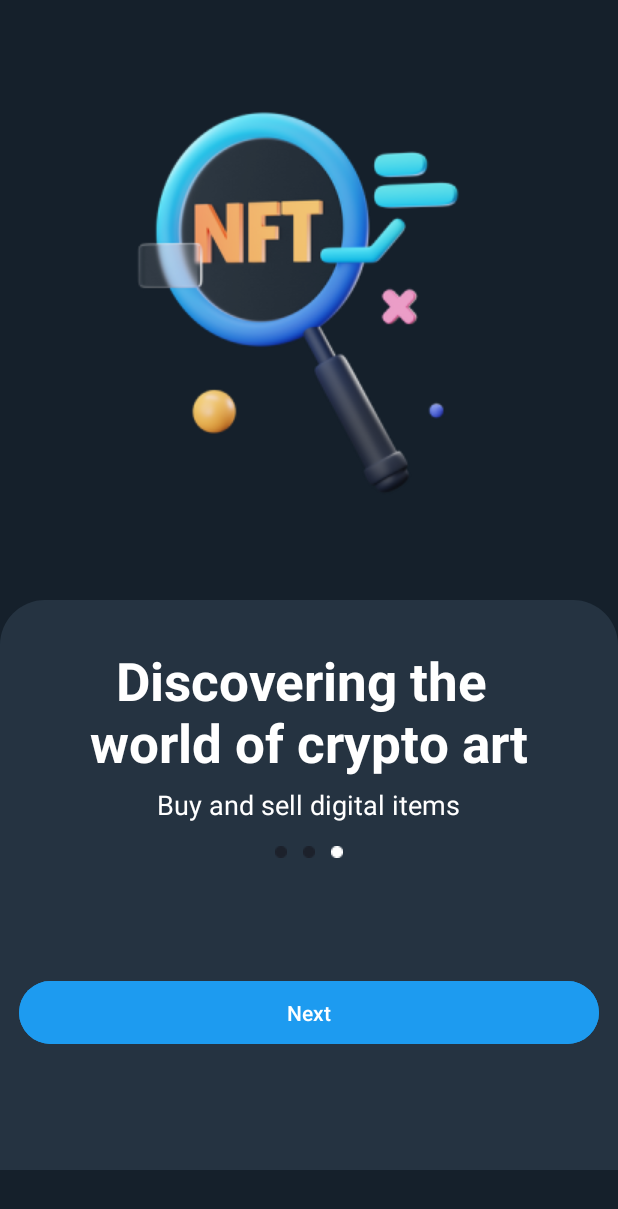
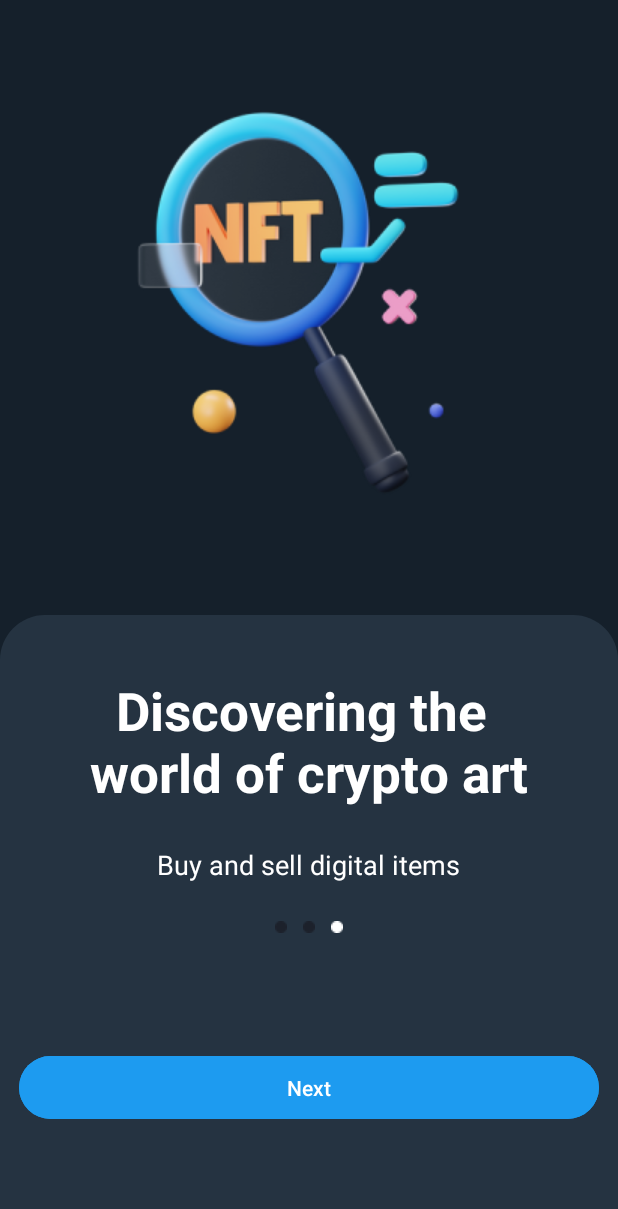
Before and after one commit to khanhlove01/CS426-MobileProject, an Android app: the OnBoarding3 screen opened directly, with no data from a screen before it, on a phone screen of 412 x 824 dp. Shown: the top 1209 px of the screen. Run offline under Robolectric (Android 15) with nearby library versions, the phone set to English and light mode, and no system bars.

Commit message:
update UI splash activity

```diff
--- a/app/src/main/AndroidManifest.xml
+++ b/app/src/main/AndroidManifest.xml
@@ -58,10 +58,10 @@
             android:name=".onboarding.OnBoarding2"
             android:exported="false" />
         <activity
-            android:name=".onboarding.OnBoarding1"
+            android:name=".MainActivity"
             android:exported="false" />
         <activity
-            android:name=".MainActivity"
+            android:name=".onboarding.OnBoarding1"
             android:exported="true">
             <intent-filter>
                 <action android:name="android.intent.action.MAIN" />
--- a/app/src/main/res/layout/activity_connect_with_wallet.xml
+++ b/app/src/main/res/layout/activity_connect_with_wallet.xml
@@ -113,7 +113,7 @@
         android:backgroundTint="@color/blue"
         android:text="Continue"
         android:layout_centerHorizontal="true"
-        android:layout_marginTop="650dp"
+        android:layout_marginTop="700dp"
         android:id="@+id/btn_continue"
         android:layout_marginRight="25dp"/>
     <FrameLayout
--- a/app/src/main/res/layout/activity_on_boarding3.xml
+++ b/app/src/main/res/layout/activity_on_boarding3.xml
@@ -9,9 +9,9 @@
 
     <ImageView
         android:layout_width="match_parent"
-        android:layout_height="380dp"
+        android:layout_height="440dp"
         android:src="@drawable/custom_onboarding"
-        android:layout_marginTop="400dp"/>
+        android:layout_marginTop="410dp"/>
     <ImageView
         android:layout_width="wrap_content"
         android:layout_height="wrap_content"
@@ -27,10 +27,10 @@
         android:textColor="@color/white"
         android:textStyle="bold"
         android:layout_centerHorizontal="true"
-        android:layout_marginTop="430dp"/>
+        android:layout_marginTop="450dp"/>
     <TextView
         android:layout_below="@+id/header_onboarding3"
-        android:layout_marginTop="5dp"
+        android:layout_marginTop="25dp"
         android:layout_centerHorizontal="true"
         android:layout_width="wrap_content"
         android:layout_height="wrap_content"
@@ -44,14 +44,14 @@
         android:text="Next"
         android:layout_centerHorizontal="true"
         android:id="@+id/btn_onboarding3"
-        android:layout_marginTop="650dp"
+        android:layout_marginTop="700dp"
         android:layout_marginRight="25dp"/>
     <LinearLayout
         android:layout_width="wrap_content"
         android:layout_height="wrap_content"
         android:layout_centerHorizontal="true"
         android:layout_below="@+id/header_onboarding3"
-        android:layout_marginTop="45dp"
+        android:layout_marginTop="75dp"
         android:orientation="horizontal">
 
         <ImageView
--- a/app/src/main/res/layout/activity_start_screen.xml
+++ b/app/src/main/res/layout/activity_start_screen.xml
@@ -40,7 +40,7 @@
         android:backgroundTint="@color/blue"
         android:text="Connect with Wallet"
         android:layout_centerHorizontal="true"
-        android:layout_marginTop="650dp"
+        android:layout_marginTop="700dp"
         android:layout_marginRight="25dp"/>
 
 </RelativeLayout>
```
Also changed, not shown: app/src/main/res/layout/activity_on_boarding1.xml (+6 -6 lines), app/src/main/res/layout/activity_on_boarding2.xml (+5 -5 lines).
